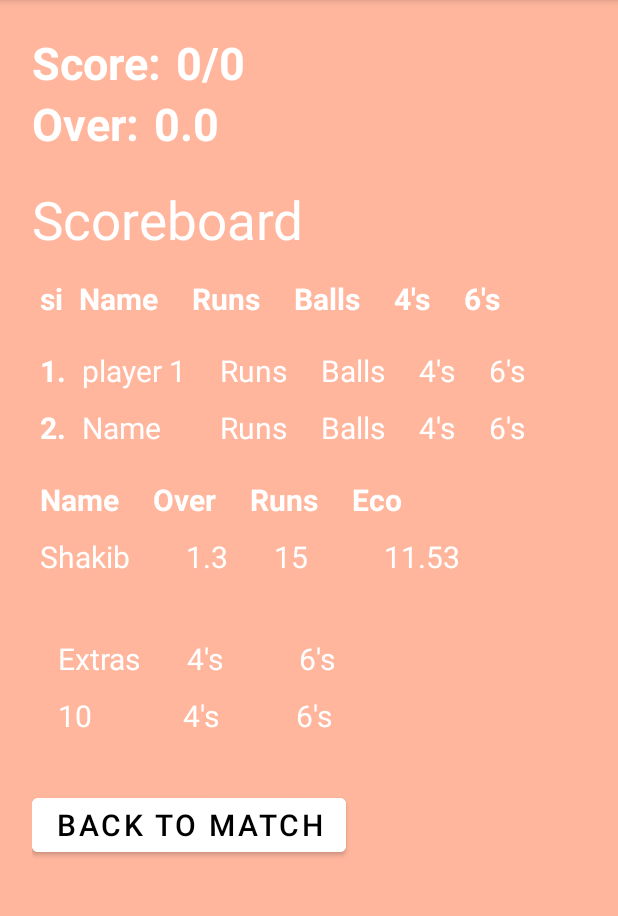
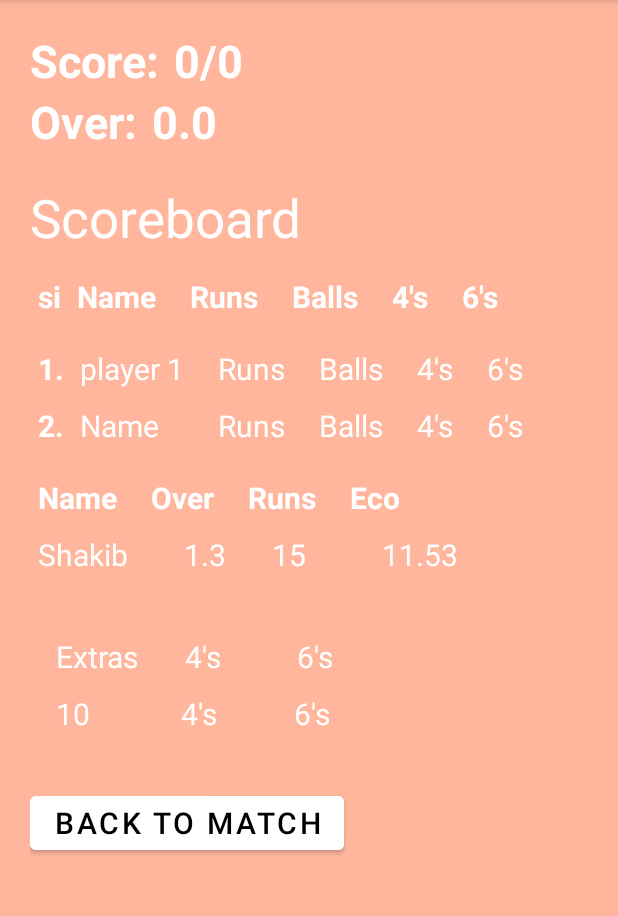
Before and after one commit to Abdulla-Al-Mued/Cricket-para, an Android app: the fullScore screen opened directly, with no data from a screen before it, on a phone screen of 412 x 824 dp, the part 84-1000 px from its top. Run offline under Robolectric (Android 15) with nearby library versions, the phone set to English and light mode, and no system bars.

Commit message:
ui complete

```diff
--- a/app/src/main/res/layout/activity_full_score.xml
+++ b/app/src/main/res/layout/activity_full_score.xml
@@ -8,7 +8,7 @@
     tools:context=".fullScore">
 
     <LinearLayout
-        android:padding="21dp"
+        android:padding="20dp"
         android:layout_width="match_parent"
         android:layout_height="match_parent"
         android:orientation="vertical">
```
